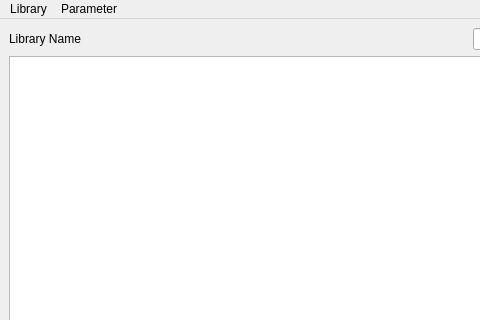
This is src/Tsunami/librarywindow.ui in maluginp/Tsunami as Qt 5 draws it before an edit; both pictures show x 0 to 480 and y 0 to 320 of the 640 by 480 pixel window. The edited form follows.
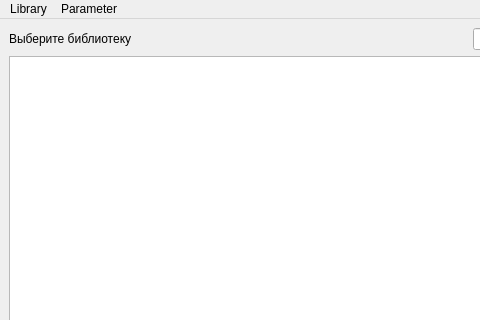
This is the edited form.

```diff
--- a/src/Tsunami/librarywindow.ui
+++ b/src/Tsunami/librarywindow.ui
@@ -20,7 +20,7 @@
       <item>
        <widget class="QLabel" name="libraryNameText">
         <property name="text">
-         <string>Library Name</string>
+         <string>Выберите библиотеку</string>
         </property>
        </widget>
       </item>
```
Left out of the diff: 2 changed lines with no effect on the pictures.
